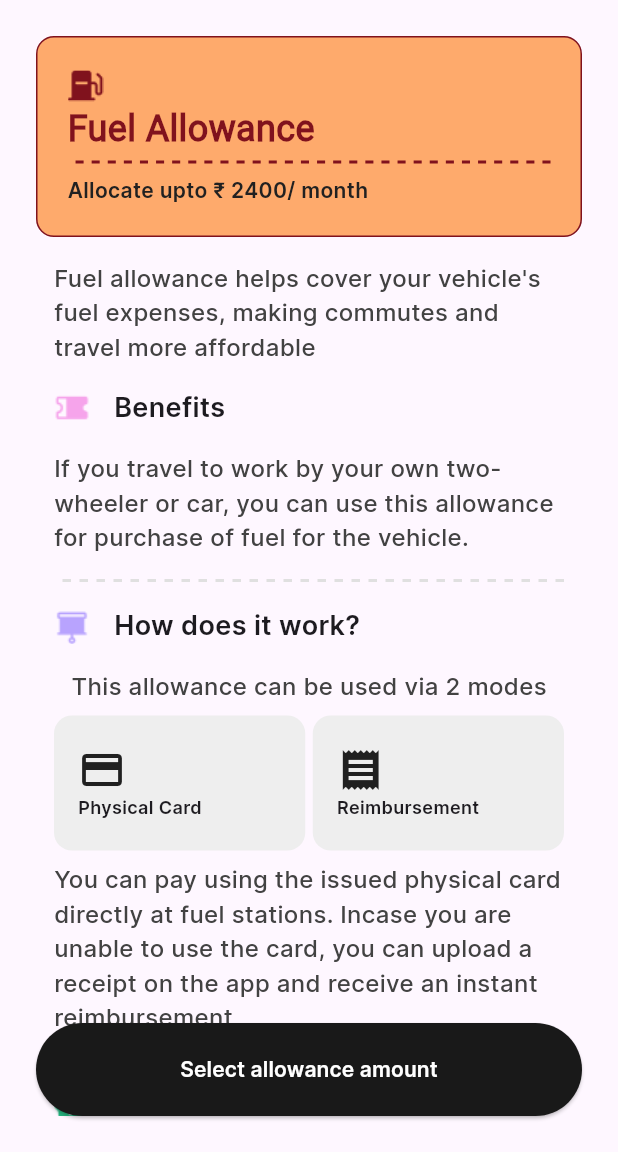
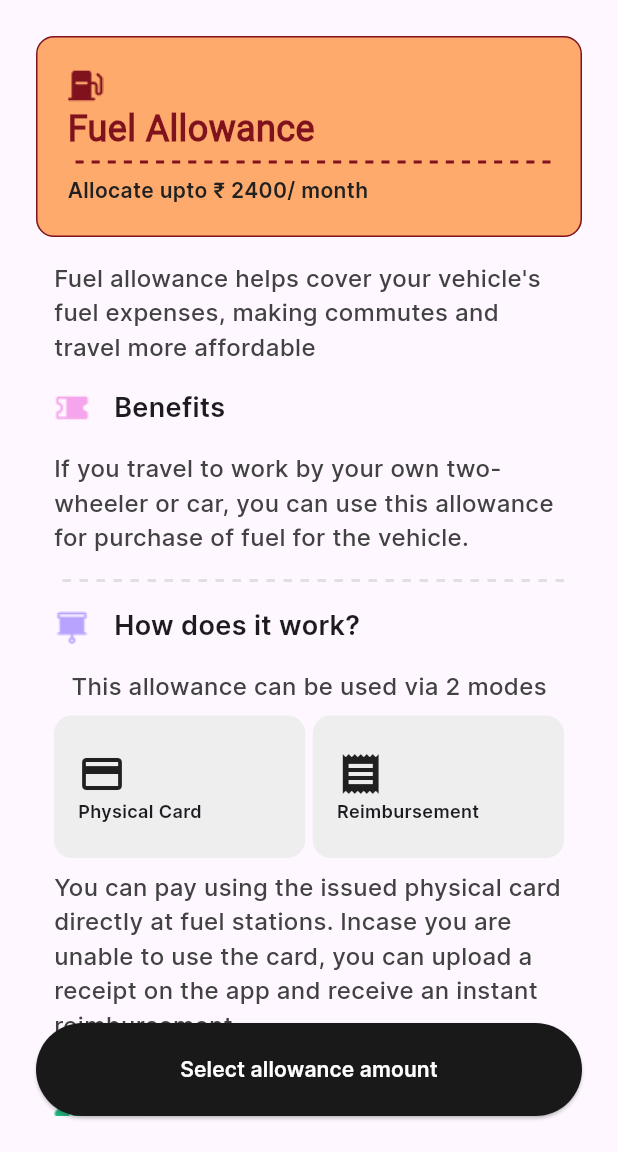
Before and after one commit to RupaMishra/assingment, a Flutter app: the BenefitsList screen opened by its route, after a tap on "Fuel Allowance", on a phone screen of 412 x 824 dp, the part 84-1236 px from its top. Run offline on Flutter 3.47's test engine with Material 3 defaults, Android fonts, the phone set to English and light mode, and no system bars; our stand-ins replace fluttertoast.

Commit message:
1) font scale handling

```diff
--- a/lib/screens/benefits_list.dart
+++ b/lib/screens/benefits_list.dart
@@ -54,7 +54,7 @@
                         return Container(
                             margin: const EdgeInsets.all(8.0),
                             decoration: BoxDecoration(
-                              color: const Color(0xFFFFAFAFA),
+                              color: Color(flexiDataList[index].secondarycolor),
                               borderRadius: BorderRadius.circular(12), // Rounded corners with radius of 12
                               border: Border.all(color: const Color(0xFFFEEEEEE)), // Border properties
                             ),
--- a/lib/screens/flexi_benefit.dart
+++ b/lib/screens/flexi_benefit.dart
@@ -114,7 +114,7 @@
                                         crossAxisCount: 2,
                                         crossAxisSpacing: 5,
                                         mainAxisSpacing: 5,
-                                        mainAxisExtent: 90.0
+                                        mainAxisExtent: 95.0
                                     ),
                                     itemBuilder: (context,index){
                                       return Container(
@@ -158,7 +158,7 @@
                                     Image.asset("assets/icons/question_mark.png"),
                                     const Padding(
                                       padding: EdgeInsets.symmetric(horizontal: 16.0),
-                                      child: Text("Frequently asked question",style: TextStyle(fontSize: 18,fontWeight: FontWeight.w600,fontFamily: 'Inter'),),
+                                      child: Text("Frequently asked question",textAlign:TextAlign.left,style: TextStyle(fontSize: 18,fontWeight: FontWeight.w600,fontFamily: 'Inter'),),
                                     )
                                   ],
                                 ),
--- a/lib/widgets/my_bottom_sheet.dart
+++ b/lib/widgets/my_bottom_sheet.dart
@@ -63,7 +63,7 @@
                           const SizedBox(height: 30,),
                           Image.asset(data.icon,height: 24,width: 24,color: Color(data.secondarycolor),),
                           const SizedBox(height: 10,),
-                          Text(data.title,style: TextStyle(fontSize: 22,fontWeight: FontWeight.w600,fontFamily: 'Roboto'),),
+                          Text(data.title,textAlign:TextAlign.center,style: TextStyle(fontSize: 22,fontWeight: FontWeight.w600,fontFamily: 'Roboto'),),
                           const SizedBox(height: 10,),
                           Text(
                             "Click on plus icon to set the desired monthly amount for this allowance",
```
